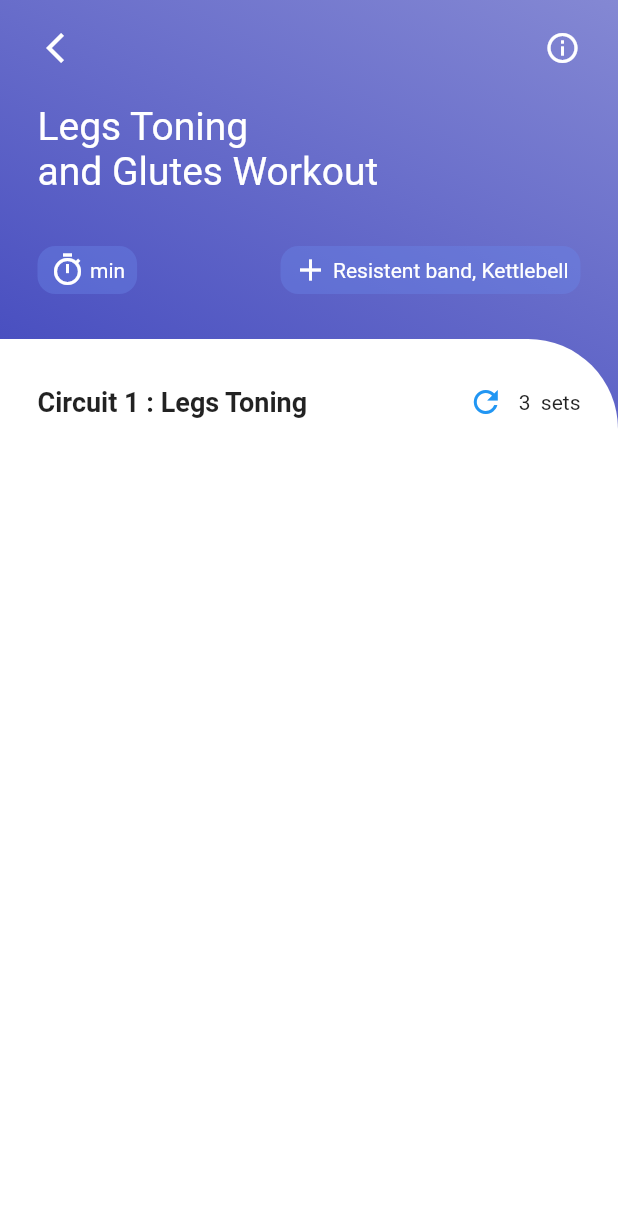
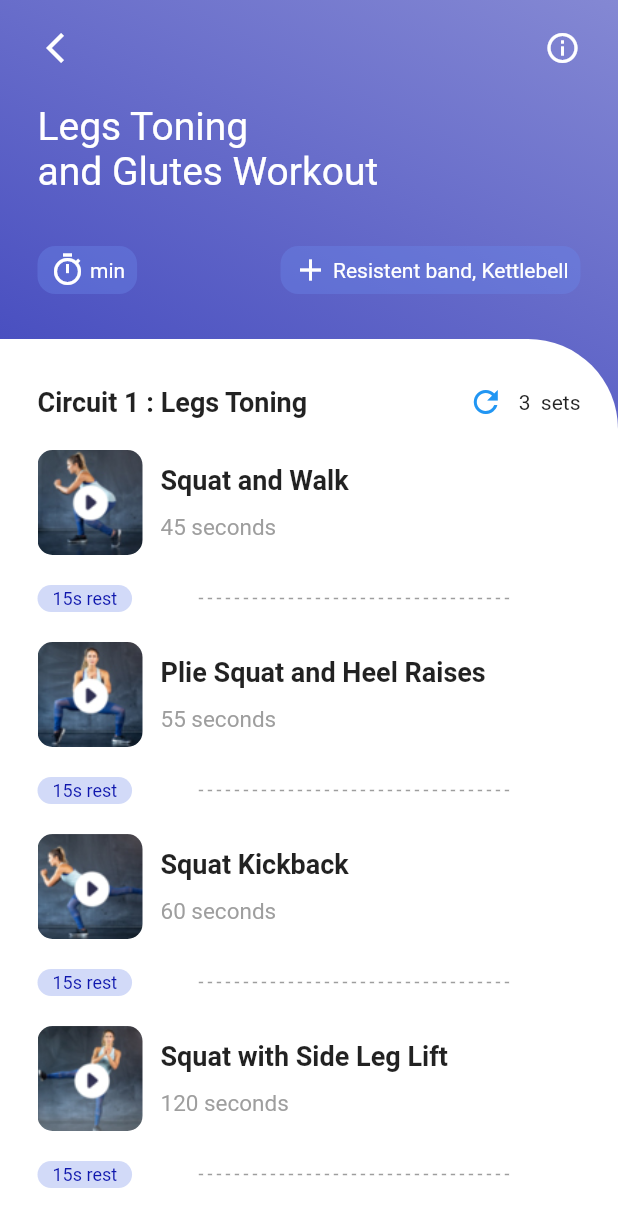
Before and after one commit to Amal4m41/WorkoutApp-UX-UI-Flutter, a Flutter app: the screen it shows after launch, after a tap on the "arrow forward" icon, on a phone screen of 412 x 824 dp. Shown: the top 1227 px of the screen. Run offline on Flutter 3.47's test engine with Material 2 defaults, Android fonts, the phone set to English and light mode, and no system bars.

Commit message:
Completed video info screen UI

```diff
--- a/assets/json/videoinfo.json
+++ b/assets/json/videoinfo.json
@@ -2,25 +2,25 @@
   {
     "title": "Squat and Walk",
     "time": "45 seconds",
-    "thumbnail": "embed/squat1.jpg",
+    "thumbnail": "assets/images/squat1.jpg",
     "videoUrl": "http://db.bslmeiyu.com/uploads/uploads/video/2021/08/21/1-%20Introduction.mp4"
   },
   {
     "title": "Plie Squat and Heel Raises",
     "time": "55 seconds",
-    "thumbnail": "embed/squat2.jpg",
+    "thumbnail": "assets/images/squat2.jpg",
     "videoUrl": "https://img.bslmeiyu.com/uploads/20170706/The%20Bananas%20Song%20%20Counting%20Bananas%20%20Super%20Simple%20Songs.mp4"
   },
   {
     "title": "Squat Kickback",
     "time": "60 seconds",
-    "thumbnail": "embed/squat3.jpg",
+    "thumbnail": "assets/images/squat3.jpg",
     "videoUrl": "https://flutter.github.io/assets-for-api-docs/assets/videos/butterfly.mp4"
   },
   {
     "title": "Squat with Side Leg Lift",
     "time": "120 seconds",
-    "thumbnail": "embed/squat4.jpg",
+    "thumbnail": "assets/images/squat4.jpg",
     "videoUrl": "https://flutter.github.io/assets-for-api-docs/assets/videos/butterfly.mp4"
   }
 
--- a/lib/screens/home_screen.dart
+++ b/lib/screens/home_screen.dart
@@ -291,9 +291,9 @@ class _HomeScreenState extends State<HomeScreen> {
                                 ),
                               ),
                             ),
-                            Padding(
-                              padding: const EdgeInsets.all(8.0),
-                              child: Expanded(
+                            Expanded(
+                              child: Padding(
+                                padding: const EdgeInsets.all(8.0),
                                 child: CardIconText(
                                   imagePath: _listViewItems[b]["img"],
                                   text: _listViewItems[b]["title"],
--- a/lib/screens/video_info_screen.dart
+++ b/lib/screens/video_info_screen.dart
@@ -22,7 +22,9 @@ class _VideoInfoScreenState extends State<VideoInfoScreen> {
     String jsonData = await DefaultAssetBundle.of(context)
         .loadString("assets/json/videoinfo.json");
     print(jsonData);
-    _listViewVideoItems = json.decode(jsonData);
+    setState(() {
+      _listViewVideoItems = json.decode(jsonData);
+    });
   }
 
   @override
@@ -112,7 +114,7 @@ class _VideoInfoScreenState extends State<VideoInfoScreen> {
                     children: [
                       Row(
                         children: [
-                          Text(
+                          const Text(
                             "Circuit 1 : Legs Toning",
                             style: TextStyle(
                                 fontWeight: FontWeight.w600, fontSize: 18),
@@ -120,7 +122,7 @@ class _VideoInfoScreenState extends State<VideoInfoScreen> {
                           Expanded(
                             child: Container(),
                           ),
-                          Icon(
+                          const Icon(
                             Icons.refresh,
                             color: Colors.blue,
                           ),
@@ -128,19 +130,29 @@ class _VideoInfoScreenState extends State<VideoInfoScreen> {
                           Text("3  sets")
                         ],
                       ),
-                      // Expanded(
-                      //   child: ListView.builder(
-                      //     itemCount: _listViewVideoItems.length,
-                      //     itemBuilder: (_, int index) {
-                      //       return Expanded(
-                      //         child: VideoListItem(
-                      //           title: _listViewVideoItems[index]["title"],
-                      //           duration: _listViewVideoItems[index]["time"],
-                      //         ),
-                      //       );
-                      //     },
-                      //   ),
-                      // )
+                      getVerticalSpace(20),
+                      Expanded(
+                        child: ListView.builder(
+                          itemCount: _listViewVideoItems.length,
+                          itemBuilder: (_, int index) {
+                            final item = _listViewVideoItems[index];
+                            return GestureDetector(
+                              onTap: () {
+                                debugPrint("Clicked: $index, ${item["title"]}");
+                              },
+                              child: Padding(
+                                padding: const EdgeInsets.only(bottom: 20),
+                                child: VideoListItem(
+                                  title: item["title"],
+                                  duration: item["time"],
+                                  imagePath: item["thumbnail"],
+                                  restDuration: "15s rest",
+                                ),
+                              ),
+                            );
+                          },
+                        ),
+                      )
                     ],
                   ),
                 ),
@@ -187,21 +199,37 @@ class TransparentTextCard extends StatelessWidget {
 class VideoListItem extends StatelessWidget {
   final String title;
   final String duration;
+  final String imagePath;
+  final String restDuration;
 
-  VideoListItem({required this.title, required this.duration});
+  VideoListItem(
+      {required this.title,
+      required this.duration,
+      required this.imagePath,
+      required this.restDuration});
 
   @override
   Widget build(BuildContext context) {
     return Container(
+      // color: Colors.redAccent,
       child: Column(
         children: [
           Row(
             children: [
-              Image.asset(
-                "assets/images/ex1.png",
-                scale: 10,
+              Container(
+                height: 70,
+                width: 70,
+                decoration: BoxDecoration(
+                  // color: Colors.redAccent,
+                  borderRadius: BorderRadius.all(Radius.circular(10)),
+                  image: DecorationImage(
+                      image: AssetImage(
+                        imagePath,
+                      ),
+                      fit: BoxFit.cover),
+                ),
               ),
-              getHorizontalSpace(10),
+              getHorizontalSpace(12),
               Column(
                 crossAxisAlignment: CrossAxisAlignment.start,
                 children: [
@@ -209,7 +237,7 @@ class VideoListItem extends StatelessWidget {
                     title,
                     style: TextStyle(fontWeight: FontWeight.bold, fontSize: 18),
                   ),
-                  getVerticalSpace(15),
+                  getVerticalSpace(12),
                   Text(
                     duration,
                     style: TextStyle(fontSize: 15, color: Colors.grey),
@@ -222,7 +250,42 @@ class VideoListItem extends StatelessWidget {
               //   ],
               // )
             ],
-          )
+          ),
+          getVerticalSpace(20),
+          Row(
+            children: [
+              Container(
+                padding: EdgeInsets.symmetric(horizontal: 10, vertical: 2),
+                decoration: BoxDecoration(
+                    color: color.AppColor.gradientSecond.withOpacity(0.3),
+                    borderRadius: BorderRadius.all(Radius.circular(20))),
+                child: Text(
+                  restDuration,
+                  style: TextStyle(
+                      color: color.AppColor.gradientFirst, fontSize: 12),
+                ),
+              ),
+              Expanded(
+                child: Row(
+                  mainAxisAlignment: MainAxisAlignment.center,
+                  children: [
+                    for (int i = 0; i < 70; i++)
+                      i.isEven
+                          ? Container(
+                              width: 3,
+                              height: 1,
+                              color: Colors.grey,
+                            )
+                          : Container(
+                              width: 3,
+                              height: 1,
+                              color: Colors.white,
+                            )
+                  ],
+                ),
+              )
+            ],
+          ),
         ],
       ),
     );
```
